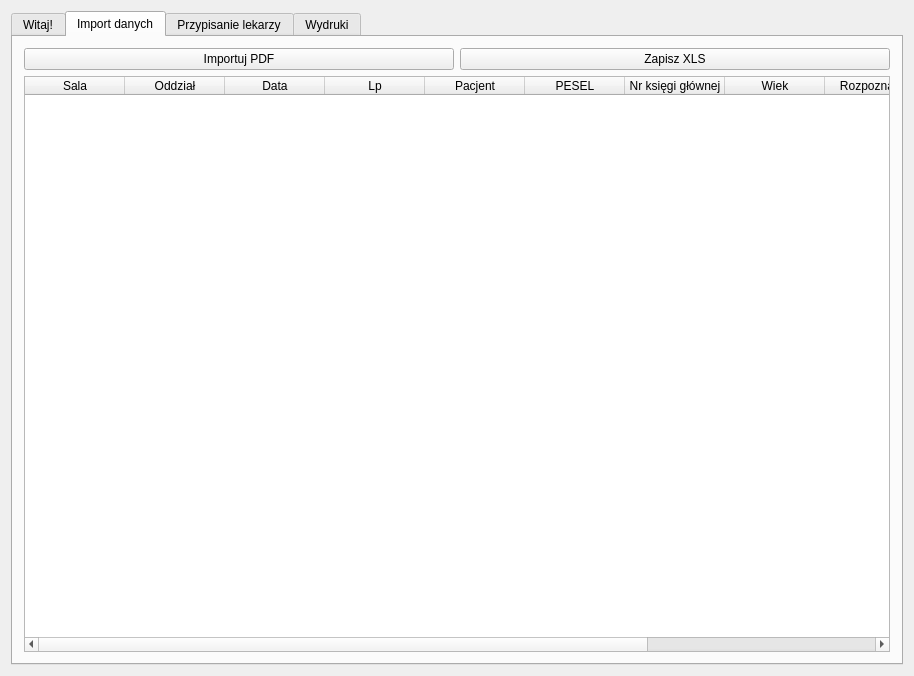
This is amms_planop2xls/mainwindow.ui in mpasternak/amms-planop2xls as Qt 5 draws it before an edit. The edited form follows.
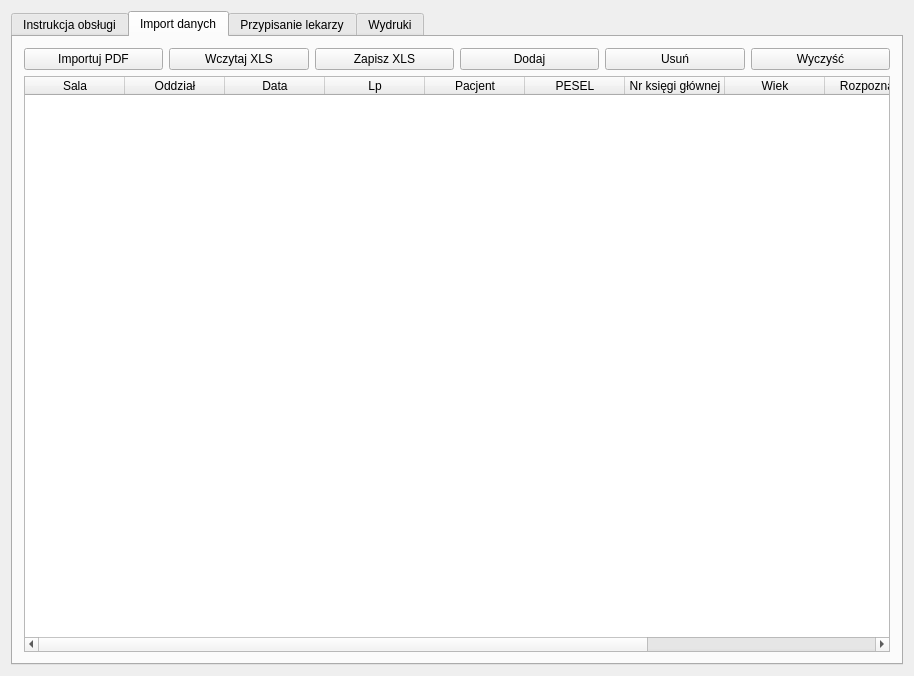
This is the edited form. Icons and pictures are not drawn.

Commit message: Zmiana nazw plików aby uniknąć problemów z kodowaniem systemu plików na Windows

Patch:
```diff
--- a/amms_planop2xls/mainwindow.ui
+++ b/amms_planop2xls/mainwindow.ui
@@ -28,7 +28,7 @@
       </property>
       <widget class="QWidget" name="tab_4">
        <attribute name="title">
-        <string>Witaj!</string>
+        <string>Instrukcja obsługi</string>
        </attribute>
        <layout class="QGridLayout" name="gridLayout">
         <item row="0" column="0">
@@ -79,6 +79,19 @@
             <property name="text">
              <string>Importuj PDF</string>
             </property>
+            <property name="icon">
+             <iconset theme="document-new"/>
+            </property>
+           </widget>
+          </item>
+          <item>
+           <widget class="QPushButton" name="wczytajXLSButton">
+            <property name="text">
+             <string>Wczytaj XLS</string>
+            </property>
+            <property name="icon">
+             <iconset theme="document-open"/>
+            </property>
            </widget>
           </item>
           <item>
@@ -92,6 +105,30 @@
             <property name="text">
              <string>Zapisz XLS</string>
             </property>
+            <property name="icon">
+             <iconset theme="document-save"/>
+            </property>
+           </widget>
+          </item>
+          <item>
+           <widget class="QPushButton" name="dodajPacjentaButton">
+            <property name="text">
+             <string>Dodaj</string>
+            </property>
+           </widget>
+          </item>
+          <item>
+           <widget class="QPushButton" name="usunPacjentaButton">
+            <property name="text">
+             <string>Usuń</string>
+            </property>
+           </widget>
+          </item>
+          <item>
+           <widget class="QPushButton" name="wyczyscPacjentowButton">
+            <property name="text">
+             <string>Wyczyść</string>
+            </property>
            </widget>
           </item>
          </layout>
```
Left out of the diff: 16 changed lines with no effect on the pictures. The commit also changes 2 other files.
